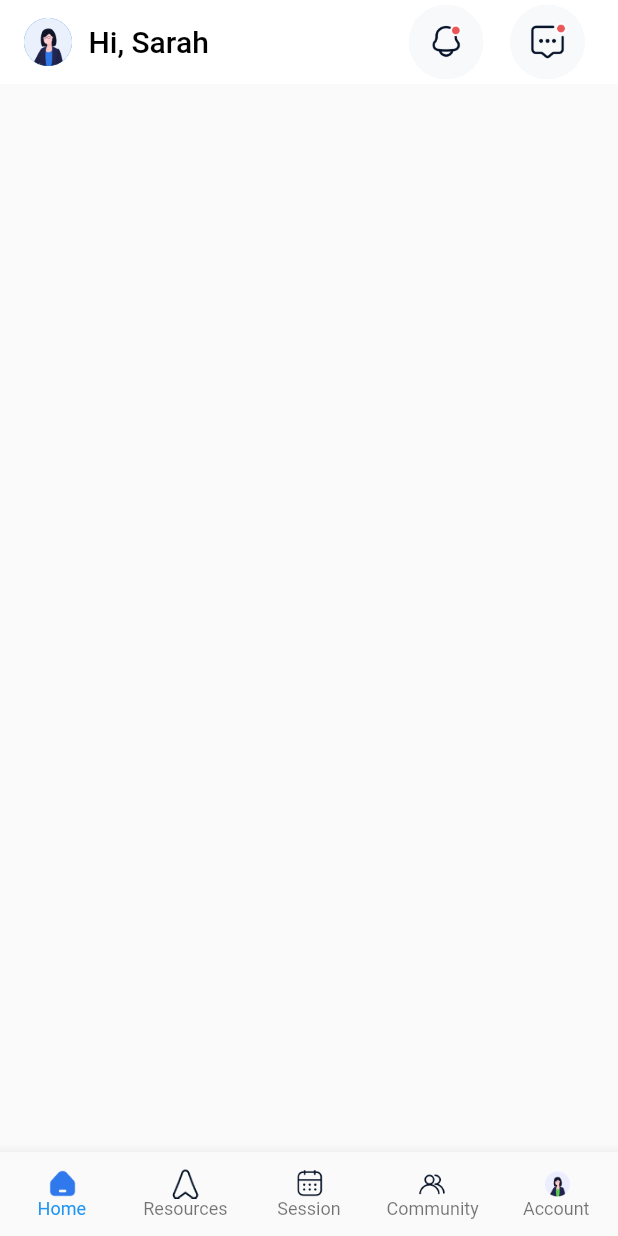
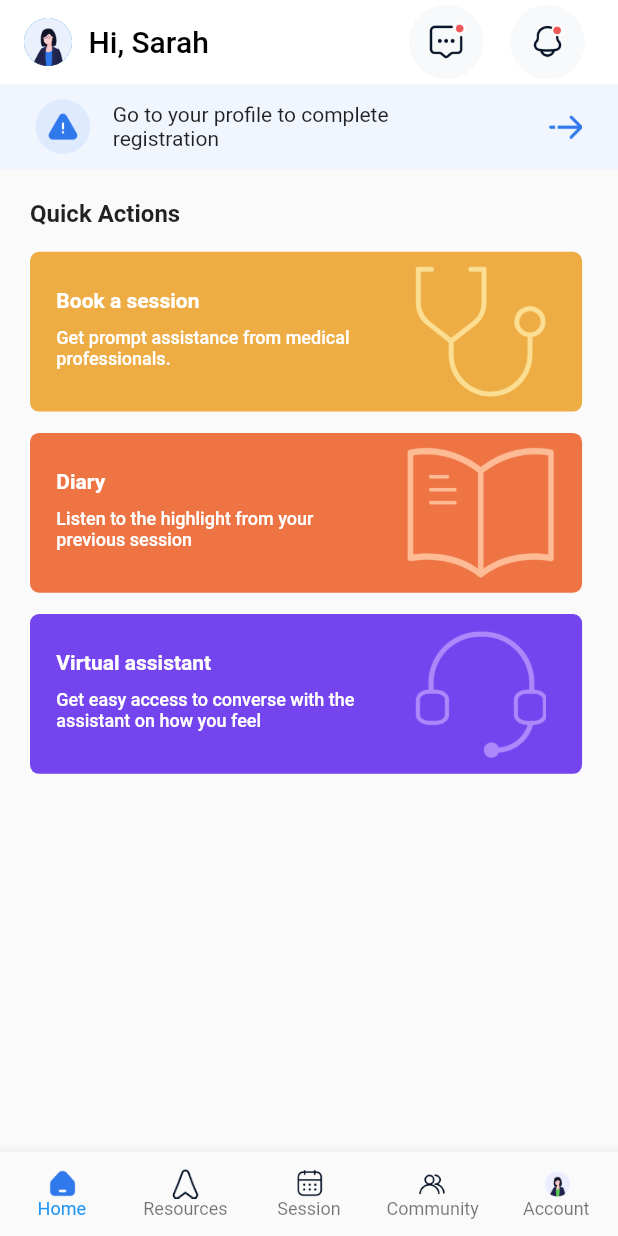
Before and after one commit to adolesamuel/faramove_therapy, a Flutter app: the screen it shows after launch, on a phone screen of 412 x 824 dp. Run offline on Flutter 3.47's test engine with Material 2 defaults, Android fonts, the phone set to English and light mode, and no system bars; our stand-ins replace flutter_screenutil, gap.

Commit message:
homepage setup

```diff
--- a/lib/constants/asset_strings.dart
+++ b/lib/constants/asset_strings.dart
@@ -16,4 +16,9 @@ class AssetStrings {
   static const String accountHome = '$_homepage/account.png';
   static const String notification = '$_homepage/notification.png';
   static const String messages = '$_homepage/message.png';
+  static const String emergencyTriangle = '$_homepage/emergency_triangle.png';
+  static const String dashArrow = '$_homepage/dash_arrow.png';
+  static const String stethBg = '$_homepage/steth.png';
+  static const String bookBg = '$_homepage/book.png';
+  static const String headsetBg = '$_homepage/headset.png';
 }
--- a/lib/screens/home_page.dart
+++ b/lib/screens/home_page.dart
@@ -1,4 +1,5 @@
 import 'package:faramove_therapy/constants/asset_strings.dart';
+import 'package:faramove_therapy/screens/home_page_appbar.dart';
 import 'package:flutter/material.dart';
 import 'package:flutter_screenutil/flutter_screenutil.dart';
 import 'package:gap/gap.dart';
@@ -17,33 +18,188 @@ class _HomePageState extends State<HomePage> {
   Widget build(BuildContext context) {
     return Scaffold(
       //App Bar.
-      appBar: AppBar(
-        title: Row(
-          children: [
-            CircleAvatar(
-              radius: 16.0,
-              child: Image.asset(AssetStrings.accountHome),
+      appBar: const HomePageAppBar(),
+      body: Column(
+        mainAxisAlignment: MainAxisAlignment.start,
+        crossAxisAlignment: CrossAxisAlignment.start,
+        children: [
+          const CompleteRegistrationBanner(),
+          const Padding(
+            padding: EdgeInsets.only(left: 20.0, top: 20.0, bottom: 6.0),
+            child: Text(
+              'Quick Actions',
+              style: TextStyle(
+                fontSize: 16.0,
+                fontWeight: FontWeight.w700,
+              ),
             ),
-            Gap(10.0.w),
-            const Text('Hi, Sarah'),
-          ],
-        ),
-        actions: [
-          ActionButton(
-            assetUrl: AssetStrings.notification,
-            onTap: () {},
           ),
-          Gap(16.0.w),
-          ActionButton(
-            assetUrl: AssetStrings.messages,
-            onTap: () {},
-          ),
-          Gap(20.0.w),
+          Padding(
+            padding: const EdgeInsets.only(left: 20.0, top: 10.0),
+            child: Column(
+              crossAxisAlignment: CrossAxisAlignment.center,
+              children: [
+                QuickActionsCard(
+                  title: 'Book a session',
+                  subtitleText:
+                      'Get prompt assistance from medical professionals.',
+                  assetUrl: AssetStrings.stethBg,
+                  color: const Color(0xFFEEAD44),
+                  onTap: () {},
+                ),
+                Gap(14.0.h),
+                QuickActionsCard(
+                  title: 'Diary',
+                  subtitleText:
+                      'Listen to the highlight from your previous session',
+                  assetUrl: AssetStrings.bookBg,
+                  color: const Color(0xFFEE7444),
+                  onTap: () {},
+                ),
+                Gap(14.0.h),
+                QuickActionsCard(
+                  title: 'Virtual assistant',
+                  subtitleText:
+                      'Get easy access to converse with the assistant on how you feel',
+                  assetUrl: AssetStrings.headsetBg,
+                  color: const Color(0xFF7444EE),
+                  onTap: () {},
+                ),
+                Gap(20.0.h),
+              ],
+            ),
+          )
         ],
-        elevation: 0,
-        backgroundColor: Colors.white,
-        foregroundColor: Colors.black,
       ),
     );
   }
 }
+
+class CompleteRegistrationBanner extends StatelessWidget {
+  const CompleteRegistrationBanner({super.key});
+
+  @override
+  Widget build(BuildContext context) {
+    return SizedBox(
+      height: 56.0.h,
+      child: Material(
+        color: const Color(0xFFF1F6FE),
+        child: InkWell(
+          onTap: () {},
+          child: SizedBox(
+            child: Padding(
+              padding: EdgeInsets.symmetric(vertical: 10.0.h),
+              child: Row(
+                children: [
+                  Gap(20.0.w),
+                  CircleAvatar(
+                    radius: 20.0,
+                    backgroundColor: const Color(0xFFDEEAFD),
+                    child: Image.asset(
+                      AssetStrings.emergencyTriangle,
+                      height: 20.0,
+                      width: 20.0,
+                    ),
+                  ),
+                  Gap(12.0.w),
+                  const Text(
+                    'Go to your profile to complete \nregistration',
+                  ),
+                  const Spacer(),
+                  Image.asset(
+                    AssetStrings.dashArrow,
+                    height: 16.0,
+                    width: 26.43,
+                  ),
+                  Gap(20.0.w),
+                ],
+              ),
+            ),
+          ),
+        ),
+      ),
+    );
+  }
+}
+
+class QuickActionsCard extends StatelessWidget {
+  final String title;
+  final String subtitleText;
+  final String assetUrl;
+  final Color color;
+  final Function()? onTap;
+  const QuickActionsCard({
+    super.key,
+    required this.title,
+    required this.subtitleText,
+    required this.assetUrl,
+    required this.color,
+    this.onTap,
+  });
+
+  @override
+  Widget build(BuildContext context) {
+    return Material(
+      color: color,
+      borderRadius: BorderRadius.circular(6.0),
+      child: InkWell(
+        onTap: onTap,
+        borderRadius: BorderRadius.circular(6.0),
+        child: Container(
+          height: 105.0.h,
+          width: 335.0.w,
+          padding: EdgeInsets.symmetric(
+            horizontal: 16.w,
+            vertical: 9.36.h,
+          ),
+          decoration: BoxDecoration(
+            borderRadius: BorderRadius.circular(6.0),
+          ),
+          child: Row(
+            children: [
+              Padding(
+                padding: const EdgeInsets.symmetric(vertical: 15.0),
+                child: SizedBox(
+                  width: 200.0,
+                  child: Column(
+                    crossAxisAlignment: CrossAxisAlignment.start,
+                    children: [
+                      //Title
+                      Text(
+                        title,
+                        style: const TextStyle(
+                          fontSize: 14.0,
+                          fontWeight: FontWeight.w600,
+                          color: Colors.white,
+                        ),
+                      ),
+                      Gap(10.0.h),
+
+                      //SubtitleText
+                      Text(
+                        subtitleText,
+                        style: const TextStyle(
+                          fontSize: 12.0,
+                          fontWeight: FontWeight.w500,
+                          color: Colors.white,
+                        ),
+                      )
+                    ],
+                  ),
+                ),
+              ),
+              const Spacer(),
+
+              //Image
+              Image.asset(
+                assetUrl,
+                height: 100,
+                width: 100,
+              )
+            ],
+          ),
+        ),
+      ),
+    );
+  }
+}
--- /dev/null
+++ b/lib/screens/home_page_appbar.dart
@@ -0,0 +1,48 @@
+import 'package:faramove_therapy/common/action_button.dart';
+import 'package:faramove_therapy/constants/asset_strings.dart';
+import 'package:flutter/material.dart';
+import 'package:flutter_screenutil/flutter_screenutil.dart';
+import 'package:gap/gap.dart';
+
+class HomePageAppBar extends StatefulWidget with PreferredSizeWidget {
+  const HomePageAppBar({super.key});
+
+  @override
+  State<HomePageAppBar> createState() => _HomePageAppBarState();
+
+  @override
+  Size get preferredSize => const Size.fromHeight(kToolbarHeight);
+}
+
+class _HomePageAppBarState extends State<HomePageAppBar> {
+  @override
+  Widget build(BuildContext context) {
+    return AppBar(
+      title: Row(
+        children: [
+          CircleAvatar(
+            radius: 16.0,
+            child: Image.asset(AssetStrings.accountHome),
+          ),
+          Gap(10.0.w),
+          const Text('Hi, Sarah'),
+        ],
+      ),
+      actions: [
+        ActionButton(
+          assetUrl: AssetStrings.messages,
+          onTap: () {},
+        ),
+        Gap(16.0.w),
+        ActionButton(
+          assetUrl: AssetStrings.notification,
+          onTap: () {},
+        ),
+        Gap(20.0.w),
+      ],
+      elevation: 0,
+      backgroundColor: Colors.white,
+      foregroundColor: Colors.black,
+    );
+  }
+}
```
Also changed, not shown: assets/home/book.png (added), assets/home/dash_arrow.png (added), assets/home/emergency_triangle.png (added), assets/home/headset.png (added), assets/home/steth.png (added).
